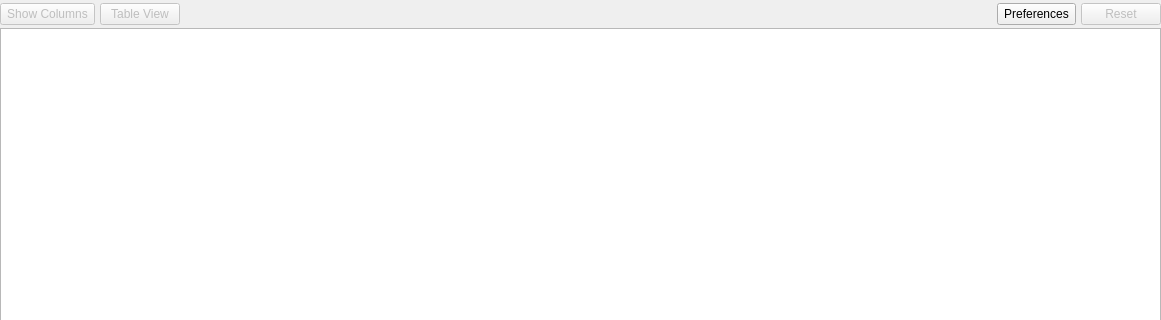
Qt form src/gdxviewer/gdxsymbolview.ui (GAMS-dev/studio) before a commit; both pictures show x 0 to 1161 and y 0 to 320 of the 1161 by 646 pixel window.
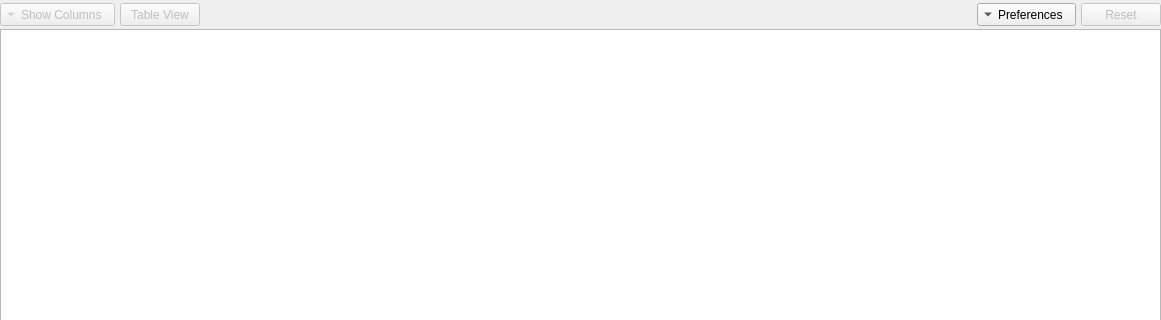
The same form after that commit.

Commit message: adjust button sizes and removed mini menu arrow

The edit to the form file:
```diff
--- a/src/gdxviewer/gdxsymbolview.ui
+++ b/src/gdxviewer/gdxsymbolview.ui
@@ -60,6 +60,12 @@
          <verstretch>0</verstretch>
         </sizepolicy>
        </property>
+       <property name="minimumSize">
+        <size>
+         <width>0</width>
+         <height>20</height>
+        </size>
+       </property>
        <property name="contextMenuPolicy">
         <enum>Qt::DefaultContextMenu</enum>
        </property>
@@ -73,7 +79,7 @@
         <enum>QToolButton::InstantPopup</enum>
        </property>
        <property name="toolButtonStyle">
-        <enum>Qt::ToolButtonTextOnly</enum>
+        <enum>Qt::ToolButtonTextBesideIcon</enum>
        </property>
        <property name="autoRaise">
         <bool>false</bool>
@@ -94,6 +100,12 @@
          <verstretch>0</verstretch>
         </sizepolicy>
        </property>
+       <property name="minimumSize">
+        <size>
+         <width>0</width>
+         <height>20</height>
+        </size>
+       </property>
        <property name="toolTip">
         <string>Toggle between List View and Table View</string>
        </property>
@@ -123,6 +135,12 @@
          <verstretch>0</verstretch>
         </sizepolicy>
        </property>
+       <property name="minimumSize">
+        <size>
+         <width>0</width>
+         <height>20</height>
+        </size>
+       </property>
        <property name="text">
         <string>Preferences</string>
        </property>
@@ -130,7 +148,7 @@
         <enum>QToolButton::InstantPopup</enum>
        </property>
        <property name="toolButtonStyle">
-        <enum>Qt::ToolButtonTextOnly</enum>
+        <enum>Qt::ToolButtonTextBesideIcon</enum>
        </property>
        <property name="arrowType">
         <enum>Qt::DownArrow</enum>
@@ -148,6 +166,12 @@
          <verstretch>0</verstretch>
         </sizepolicy>
        </property>
+       <property name="minimumSize">
+        <size>
+         <width>0</width>
+         <height>20</height>
+        </size>
+       </property>
        <property name="toolTip">
         <string>Reset symbol view to default</string>
        </property>
```
The commit also changes 2 other files.
